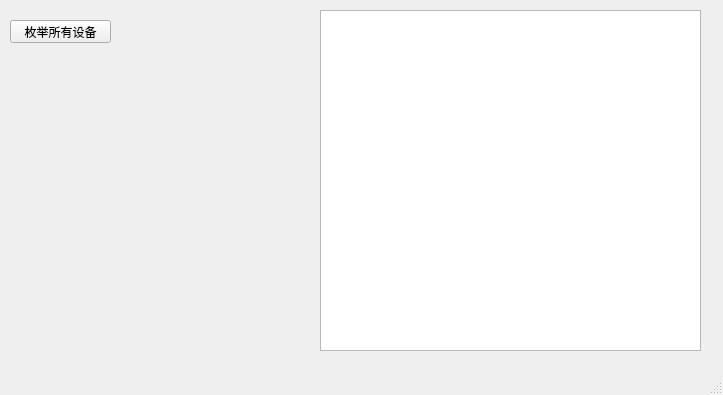
This is Proj/WASAPI_Testbench/mainwindow.ui in LeventureQys/Windows_Audio_Driver as Qt 5 draws it before an edit. The edited form follows.
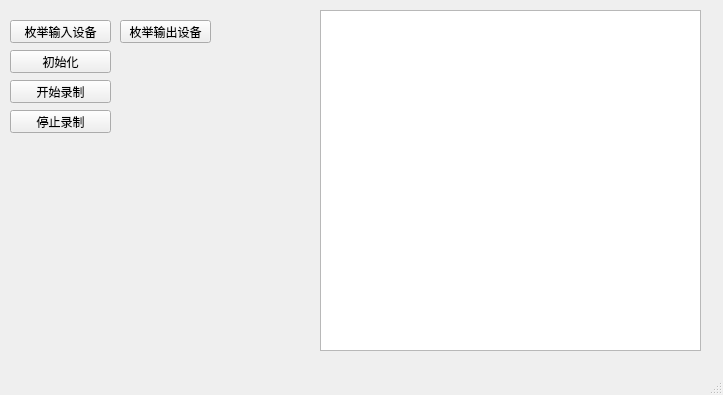
This is the edited form.

What changed in the file:
```diff
--- a/Proj/WASAPI_Testbench/mainwindow.ui
+++ b/Proj/WASAPI_Testbench/mainwindow.ui
@@ -24,7 +24,7 @@
      </rect>
     </property>
     <property name="text">
-     <string>枚举所有设备</string>
+     <string>枚举输入设备</string>
     </property>
    </widget>
    <widget class="QPlainTextEdit" name="plainTextEdit">
@@ -37,6 +37,58 @@
      </rect>
     </property>
    </widget>
+   <widget class="QPushButton" name="btn_init">
+    <property name="geometry">
+     <rect>
+      <x>10</x>
+      <y>50</y>
+      <width>101</width>
+      <height>23</height>
+     </rect>
+    </property>
+    <property name="text">
+     <string>初始化</string>
+    </property>
+   </widget>
+   <widget class="QPushButton" name="btn_start_record">
+    <property name="geometry">
+     <rect>
+      <x>10</x>
+      <y>80</y>
+      <width>101</width>
+      <height>23</height>
+     </rect>
+    </property>
+    <property name="text">
+     <string>开始录制</string>
+    </property>
+   </widget>
+   <widget class="QPushButton" name="btn_stop_record">
+    <property name="geometry">
+     <rect>
+      <x>10</x>
+      <y>110</y>
+      <width>101</width>
+      <height>23</height>
+     </rect>
+    </property>
+    <property name="text">
+     <string>停止录制</string>
+    </property>
+   </widget>
+   <widget class="QPushButton" name="btn_enum_devices_output">
+    <property name="geometry">
+     <rect>
+      <x>120</x>
+      <y>20</y>
+      <width>91</width>
+      <height>23</height>
+     </rect>
+    </property>
+    <property name="text">
+     <string>枚举输出设备</string>
+    </property>
+   </widget>
   </widget>
   <widget class="QMenuBar" name="menubar">
    <property name="geometry">
```
Left out of the diff: 2 changed lines with no effect on the pictures.
